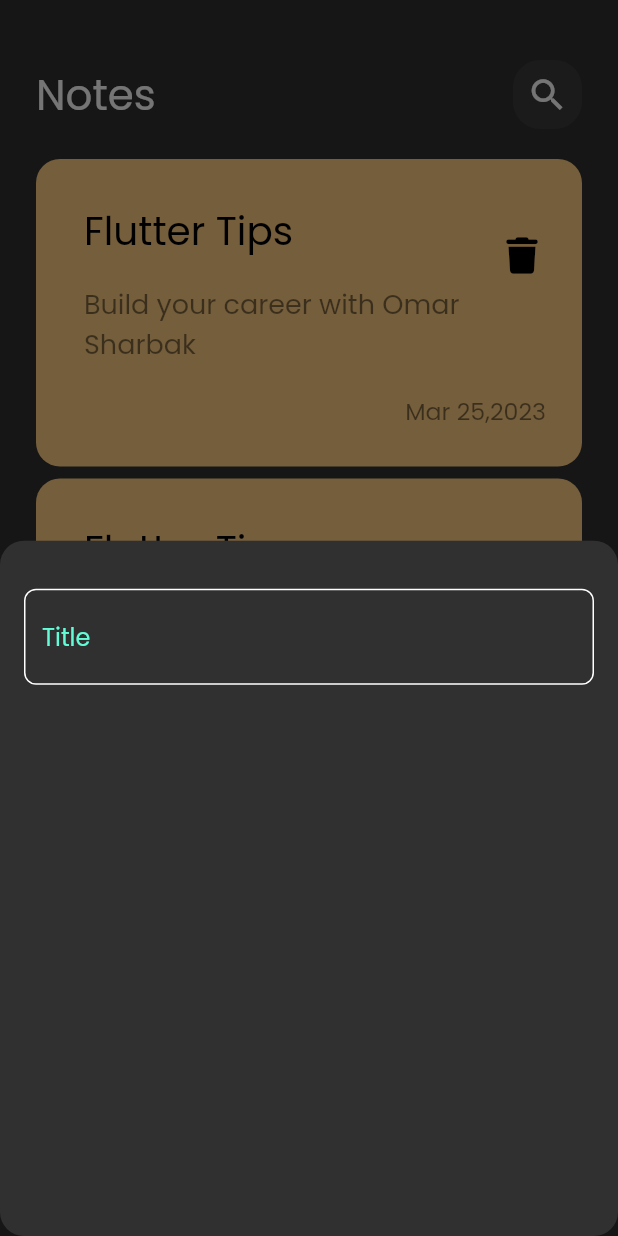
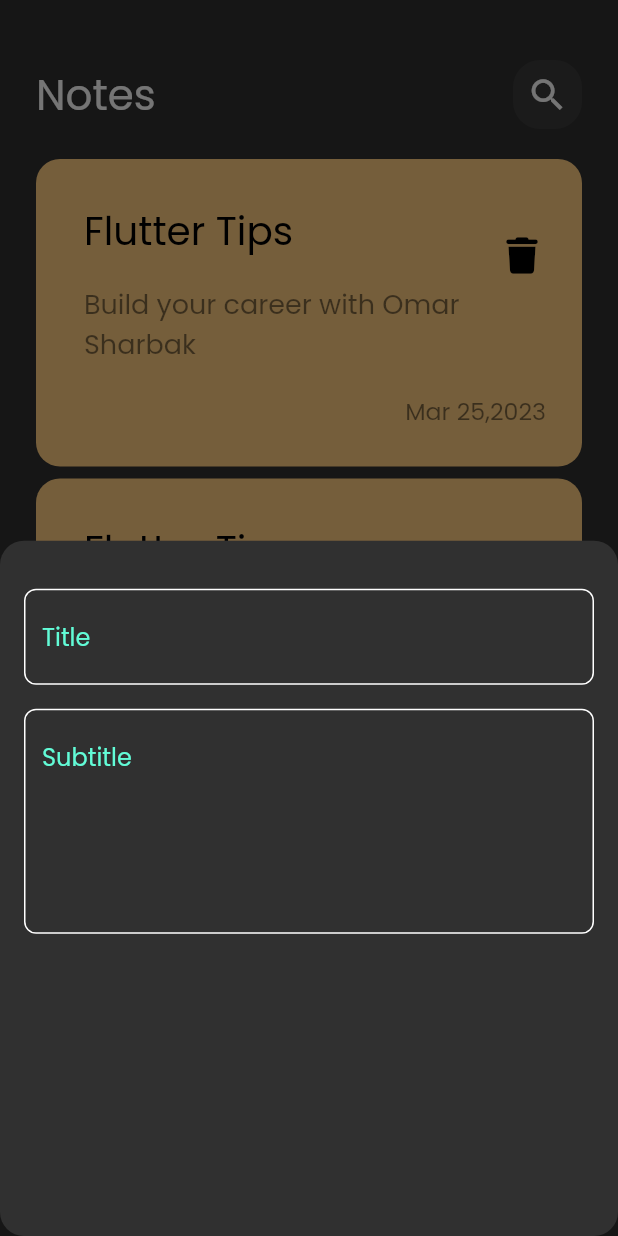
Before and after one commit to OmarS742/notes_app1, a Flutter app: the screen it shows after launch, after a tap on the "add" icon, on a phone screen of 412 x 824 dp. Run offline on Flutter 3.47's test engine with Material 2 defaults, Android fonts, the phone set to English and light mode, and no system bars; our stand-ins replace font_awesome_flutter.

Commit message:
add fields to notes bottom sheet

```diff
--- a/lib/views/widgets/add_note_bottom_sheet.dart
+++ b/lib/views/widgets/add_note_bottom_sheet.dart
@@ -13,7 +13,16 @@ class AddNoteBottomSheet extends StatelessWidget {
           SizedBox(
             height: 32,
           ),
-          CustomTextField(),
+          CustomTextField(
+            hint: 'Title',
+          ),
+          SizedBox(
+            height: 16,
+          ),
+          CustomTextField(
+            hint: 'Subtitle',
+            maxLines: 5,
+          ),
         ],
       ),
     );
--- a/lib/views/widgets/custom_text_field.dart
+++ b/lib/views/widgets/custom_text_field.dart
@@ -4,14 +4,17 @@ import 'package:flutter/material.dart';
 import 'package:notes_app/views/widgets/constants.dart';
 
 class CustomTextField extends StatelessWidget {
-  const CustomTextField({super.key});
-
+  const CustomTextField(
+      {super.key, required this.hint,  this.maxLines = 1});
+  final String hint;
+  final int maxLines;
   @override
   Widget build(BuildContext context) {
     return TextField(
       cursorColor: kPrimaryColor,
+      maxLines: maxLines,
       decoration: InputDecoration(
-        hintText: 'Title',
+        hintText: hint,
         hintStyle: TextStyle(
           color: kPrimaryColor,
         ),
```
